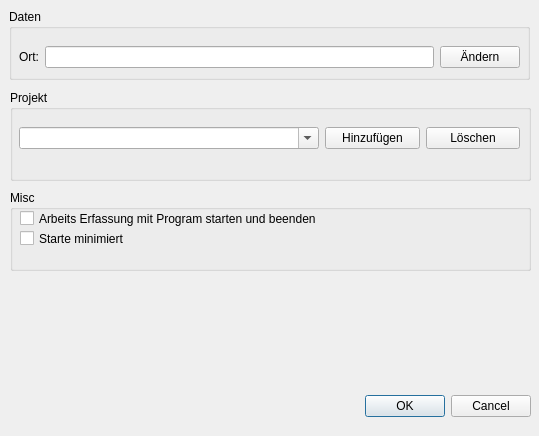
First picture: the form in configdlg.ui, repository marcohartung/TimeLog, before the edit.
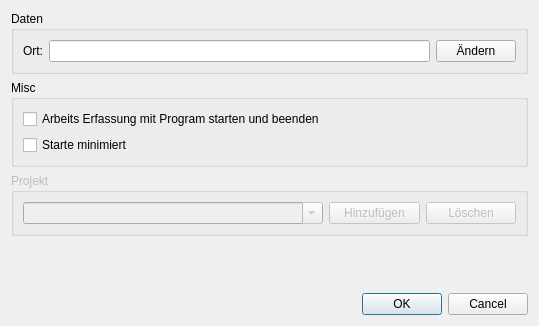
Second picture: the form after the edit.

Commit message: removed not jet supported options from options dlg

Patch:
```diff
--- a/configdlg.ui
+++ b/configdlg.ui
@@ -7,49 +7,20 @@
     <x>0</x>
     <y>0</y>
     <width>539</width>
-    <height>436</height>
+    <height>326</height>
    </rect>
   </property>
   <property name="windowTitle">
    <string>Dialog</string>
   </property>
-  <widget class="QDialogButtonBox" name="buttonBox">
-   <property name="geometry">
-    <rect>
-     <x>190</x>
-     <y>390</y>
-     <width>341</width>
-     <height>32</height>
-    </rect>
-   </property>
-   <property name="orientation">
-    <enum>Qt::Horizontal</enum>
-   </property>
-   <property name="standardButtons">
-    <set>QDialogButtonBox::Cancel|QDialogButtonBox::Ok</set>
-   </property>
-  </widget>
-  <widget class="QGroupBox" name="groupBox">
-   <property name="geometry">
-    <rect>
-     <x>9</x>
-     <y>9</y>
-     <width>521</width>
-     <height>71</height>
-    </rect>
-   </property>
+  <layout class="QVBoxLayout" name="verticalLayout">
+   <item>
+    <widget class="QGroupBox" name="groupBox_Data">
    <property name="title">
     <string>Daten</string>
    </property>
-   <widget class="QWidget" name="layoutWidget">
-    <property name="geometry">
-     <rect>
-      <x>10</x>
-      <y>30</y>
-      <width>501</width>
-      <height>36</height>
-     </rect>
-    </property>
+     <layout class="QVBoxLayout" name="verticalLayout_2">
+      <item>
     <layout class="QHBoxLayout" name="horizontalLayout">
      <item>
       <widget class="QLabel" name="label">
@@ -69,29 +40,43 @@
       </widget>
      </item>
     </layout>
-   </widget>
-  </widget>
-  <widget class="QGroupBox" name="groupBox_2">
-   <property name="geometry">
-    <rect>
-     <x>10</x>
-     <y>90</y>
-     <width>521</width>
-     <height>91</height>
-    </rect>
+      </item>
+     </layout>
+    </widget>
+   </item>
+   <item>
+    <widget class="QGroupBox" name="groupBox_Misc">
+     <property name="title">
+      <string>Misc</string>
+     </property>
+     <layout class="QVBoxLayout" name="verticalLayout_3">
+      <item>
+       <widget class="QCheckBox" name="cbLogWorkTimeWithApp">
+        <property name="text">
+         <string>Arbeits Erfassung mit Program starten und beenden</string>
+        </property>
+       </widget>
+      </item>
+      <item>
+       <widget class="QCheckBox" name="cbStartupToTray">
+        <property name="text">
+         <string>Starte minimiert</string>
+        </property>
+       </widget>
+      </item>
+     </layout>
+    </widget>
+   </item>
+   <item>
+    <widget class="QGroupBox" name="groupBox_Project">
+     <property name="enabled">
+      <bool>false</bool>
    </property>
    <property name="title">
     <string>Projekt</string>
    </property>
-   <widget class="QWidget" name="horizontalLayoutWidget">
-    <property name="geometry">
-     <rect>
-      <x>9</x>
-      <y>30</y>
-      <width>501</width>
-      <height>36</height>
-     </rect>
-    </property>
+     <layout class="QVBoxLayout" name="verticalLayout_4">
+      <item>
     <layout class="QHBoxLayout" name="horizontalLayout_2">
      <item>
       <widget class="QComboBox" name="cbProj">
@@ -121,47 +106,34 @@
       </widget>
      </item>
     </layout>
-   </widget>
-  </widget>
-  <widget class="QGroupBox" name="groupBox_3">
-   <property name="geometry">
-    <rect>
-     <x>10</x>
-     <y>190</y>
-     <width>521</width>
-     <height>81</height>
-    </rect>
-   </property>
-   <property name="title">
-    <string>Misc</string>
-   </property>
-   <widget class="QCheckBox" name="cbLogWorkTimeWithApp">
-    <property name="geometry">
-     <rect>
-      <x>10</x>
-      <y>20</y>
-      <width>361</width>
-      <height>17</height>
-     </rect>
-    </property>
-    <property name="text">
-     <string>Arbeits Erfassung mit Program starten und beenden</string>
-    </property>
-   </widget>
-   <widget class="QCheckBox" name="cbStartupToTray">
-    <property name="geometry">
-     <rect>
-      <x>10</x>
-      <y>40</y>
-      <width>361</width>
-      <height>17</height>
-     </rect>
-    </property>
-    <property name="text">
-     <string>Starte minimiert</string>
-    </property>
-   </widget>
-  </widget>
+      </item>
+     </layout>
+    </widget>
+   </item>
+   <item>
+    <spacer name="verticalSpacer">
+     <property name="orientation">
+      <enum>Qt::Vertical</enum>
+     </property>
+     <property name="sizeHint" stdset="0">
+      <size>
+       <width>20</width>
+       <height>40</height>
+      </size>
+     </property>
+    </spacer>
+   </item>
+   <item>
+    <widget class="QDialogButtonBox" name="buttonBox">
+     <property name="orientation">
+      <enum>Qt::Horizontal</enum>
+     </property>
+     <property name="standardButtons">
+      <set>QDialogButtonBox::Cancel|QDialogButtonBox::Ok</set>
+     </property>
+    </widget>
+   </item>
+  </layout>
  </widget>
  <resources/>
  <connections>
```
Lines whose indentation alone changed are shown as unchanged. The commit also changes 2 other files.
